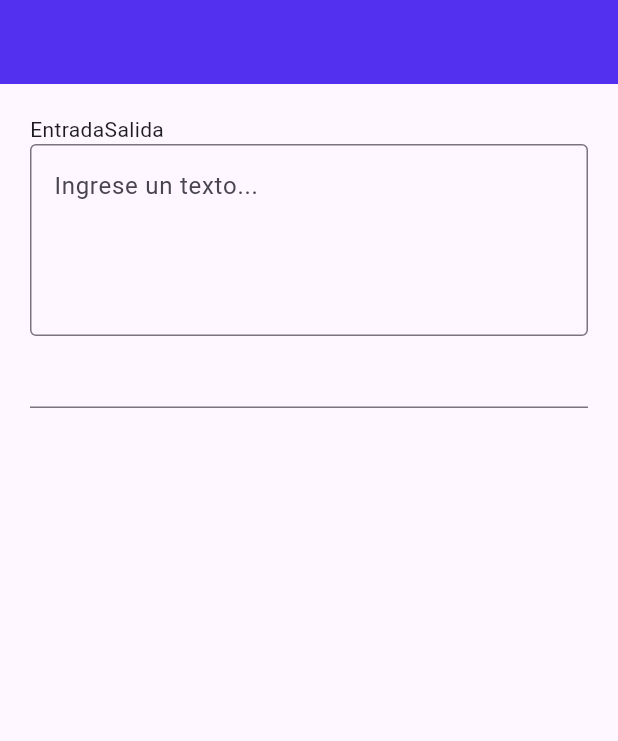
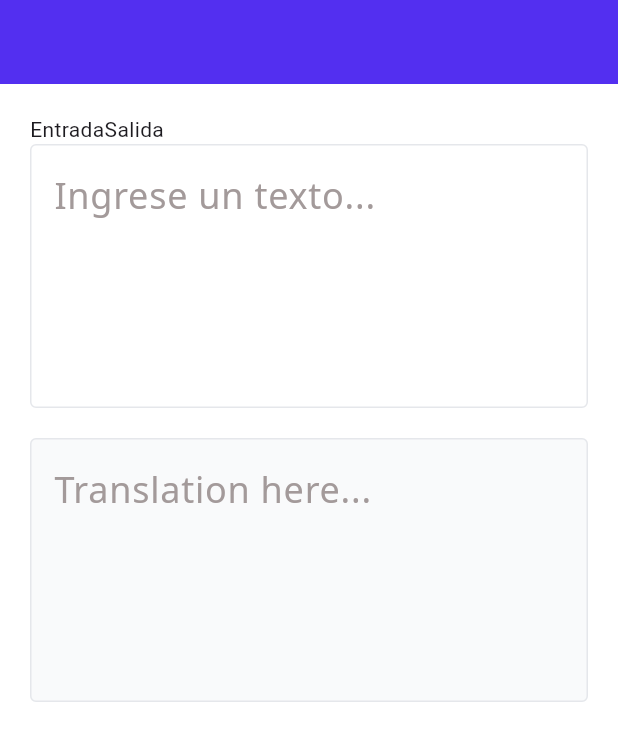
Before and after one commit to Bounsic-A-S/Tongi, a Flutter app: the screen it shows after launch, on a phone screen of 412 x 824 dp. Shown: the top 741 px of the screen. Run offline on Flutter 3.47's test engine with Material 3 defaults, Android fonts, the phone set to English and light mode, and no system bars.

Commit message:
add textfields to text translation

```diff
--- a/frontend/lib/components/text_translation.dart
+++ b/frontend/lib/components/text_translation.dart
@@ -1,4 +1,5 @@
 import 'package:flutter/material.dart';
+import 'package:frontend/core/tongi_colors.dart';
 
 class TextTranslation extends StatefulWidget {
   const TextTranslation({super.key});
@@ -8,19 +9,89 @@ class TextTranslation extends StatefulWidget {
 }
 
 class _TextTranslationState extends State<TextTranslation> {
+  final TextEditingController _outputController = TextEditingController(
+    text: "",
+  );
+  final TextEditingController _inputController = TextEditingController(
+    text: "",
+  );
+
   @override
   Widget build(BuildContext context) {
     return Column(
       children: [
+        Stack(
+          children: [
+            TextField(
+              maxLines: 4,
+              controller: _inputController,
+              style: TextStyle(
+                fontSize: 24,
+                color: TongiColors.darkGray,
+                fontFamily: "NotoSans",
+              ),
+              decoration: InputDecoration(
+                hintText: "Ingrese un texto...",
+                enabledBorder: OutlineInputBorder(
+                  borderSide: BorderSide(color: TongiColors.border, width: 1),
+                ),
+                focusedBorder: OutlineInputBorder(
+                  borderSide: BorderSide(color: TongiColors.onFocus, width: 1),
+                ),
+                hintStyle: TextStyle(color: TongiColors.gray),
+              ),
+              keyboardType: TextInputType.text,
+              enableSuggestions: false,
+              onChanged: (value) {
+                setState(() {
+                  if (_inputController.text.isEmpty) {
+                    _outputController.text = "";
+                  } else {
+                    _outputController.text =
+                        "${_inputController.text} (translated xd)";
+                  }
+                });
+              },
+            ),
+            if (_inputController.text.isNotEmpty)
+              Positioned(
+                right: 0,
+                top: 0,
+                child: IconButton(
+                  onPressed: () {
+                    setState(() {
+                      _inputController.clear();
+                      _outputController.clear();
+                    });
+                  },
+                  icon: Icon(Icons.delete),
+                ),
+              ),
+          ],
+        ),
+        SizedBox(height: 20),
         TextField(
           maxLines: 4,
-          style: TextStyle(),
+          readOnly: true,
+          controller: _outputController,
+          style: TextStyle(
+            fontSize: 24,
+            color: TongiColors.textFill,
+            fontFamily: "NotoSans",
+          ),
           decoration: InputDecoration(
-            hintText: "Ingrese un texto...",
-            border: OutlineInputBorder(),
+            hintText: "Translation here...",
+            hintStyle: TextStyle(color: TongiColors.gray),
+            filled: true,
+            fillColor: TongiColors.bgGrayComponent,
+            enabledBorder: OutlineInputBorder(
+              borderSide: BorderSide(color: TongiColors.border, width: 1),
+            ),
+            focusedBorder: OutlineInputBorder(
+              borderSide: BorderSide(color: TongiColors.border, width: 1),
+            ),
           ),
         ),
-        TextField(),
       ],
     );
   }
--- a/frontend/lib/core/tongi_colors.dart
+++ b/frontend/lib/core/tongi_colors.dart
@@ -10,8 +10,9 @@ class TongiColors {
   static const darkGray = Color(0xFF6B7280);
   static const gray = Color(0xFFA39A9A);
   static const bgGrayComponent = Color(0xFFF9FAFB);
-  static const strokes = Color(0xFFE5E7EB);
+  static const border = Color(0xFFE5E7EB);
 
-  static const textFill = Color.fromARGB(255, 22, 22, 22);
+  static const onFocus = Color.fromARGB(255, 205, 207, 209);
 
+  static const textFill = Color(0xFF4D4B4B);
 }
--- a/frontend/lib/core/tongi_styles.dart
+++ b/frontend/lib/core/tongi_styles.dart
@@ -1,5 +1,5 @@
 import 'package:flutter/material.dart';
 
 class TongiStyles {
-  static const TextStyle bodyText = TextStyle(color: Colors.white, fontSize: 18);
+  static const TextStyle bodyText = TextStyle(color: Colors.black, fontSize: 20);
 }
--- a/frontend/lib/main.dart
+++ b/frontend/lib/main.dart
@@ -14,6 +14,7 @@ class MyApp extends StatelessWidget {
     return MaterialApp(
       title: 'Tongi Demo',
       home: Scaffold(
+        backgroundColor: Colors.white,
         appBar: AppBar(backgroundColor: TongiColors.primary),
         body: DashboardScreen(),
       ),
```
Also changed, not shown: frontend/pubspec.yaml (+5 -5 lines), 2 other files.
